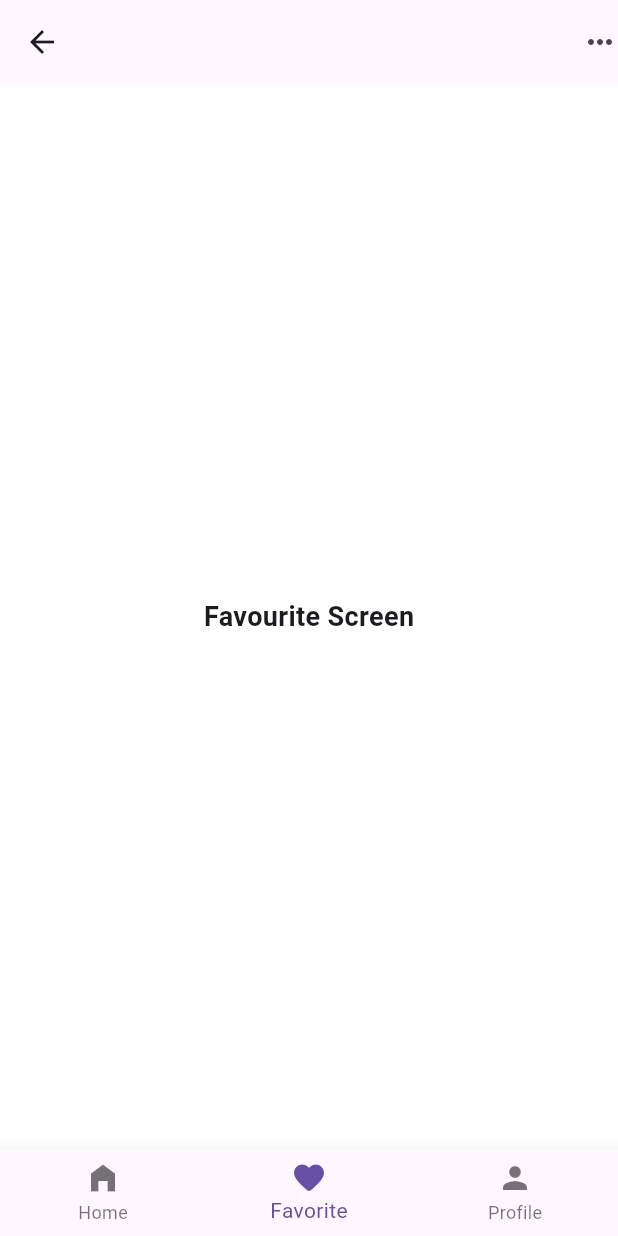
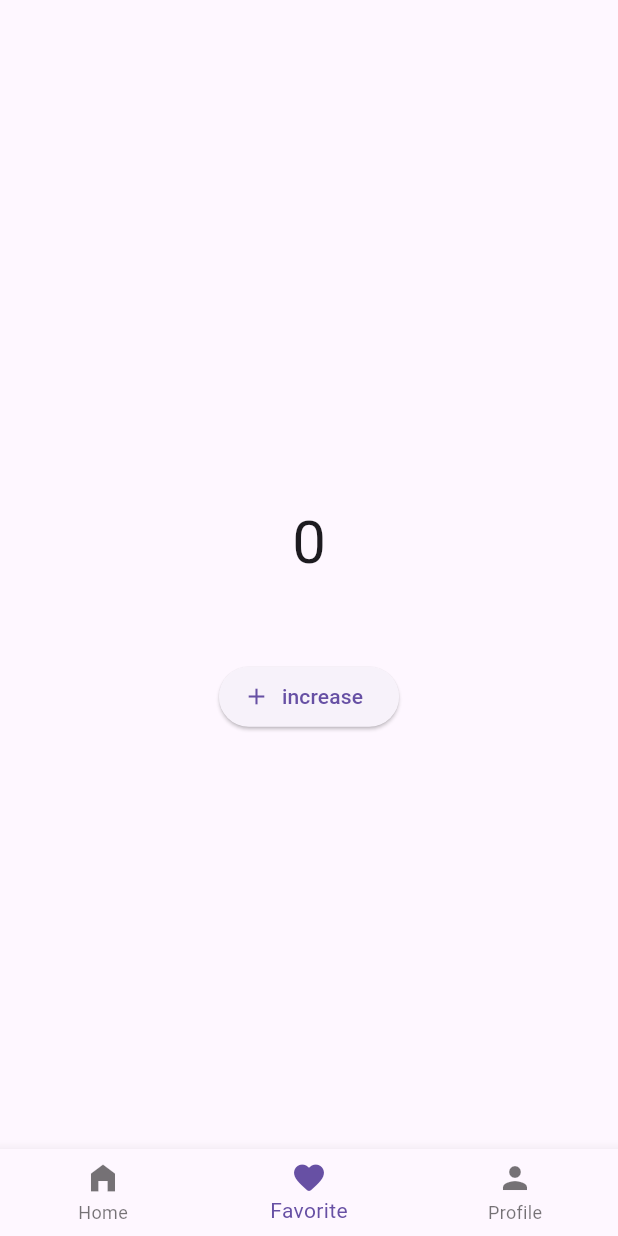
Before and after one commit to chimingo/state_app, a Flutter app: the screen it shows after launch, item 2 of the bottom bar chosen, on a phone screen of 412 x 824 dp. Run offline on Flutter 3.47's test engine with Material 2 defaults, Android fonts, the phone set to English and light mode, and no system bars; our stand-ins replace gap.

Commit message:
my favorite

```diff
--- a/lib/main.dart
+++ b/lib/main.dart
@@ -1,4 +1,6 @@
 import 'package:flutter/material.dart';
+import 'package:provider/provider.dart';
+import 'package:state_app/providers/counter.dart';
 import 'package:state_app/screens/home_screen.dart';
 
 void main() {
@@ -11,7 +13,11 @@ class MyApp extends StatelessWidget {
   // This widget is the root of your application.
   @override
   Widget build(BuildContext context) {
-    return MaterialApp(
+    return MultiProvider(
+      providers:[
+        ChangeNotifierProvider(create: (_)=>Couter())
+      ],
+      child: MaterialApp(
         debugShowCheckedModeBanner: false,
         title: 'Flutter Demo',
         theme: ThemeData(
@@ -19,6 +25,7 @@ class MyApp extends StatelessWidget {
           primarySwatch: Colors.blue,
         ),
         home: const HomePage(""),
+      ),
     );
   }
 }
--- /dev/null
+++ b/lib/providers/counter.dart
@@ -0,0 +1,11 @@
+import 'package:flutter/material.dart';
+
+class Couter with ChangeNotifier{
+int num = 0;
+int get number=>num;
+increment(){
+  num ++;
+  notifyListeners();
+  // print("num");
+}
+}
--- a/lib/screens/home_screen.dart
+++ b/lib/screens/home_screen.dart
@@ -28,11 +28,12 @@ class _HomePageState extends State<HomePage> {
   @override
   Widget build(BuildContext context) {
     return Scaffold(
-      backgroundColor: Colors.white,
+      // backgroundColor: Colors.blueAccent,
       appBar: AppBar(
-        actions: const [Icon(Icons.more_horiz)],
+        // backgroundColor: Colors.blueAccent,
+        // actions: const [Icon(Icons.more_horiz)],
         // title: _appBarOption[_selectedIndex],
-        leading: const Icon(Icons.arrow_back),
+        //  leading: const Icon(Icons.arrow_back),
         centerTitle: true,
         // title: _appBarOption.elementAt(_selectedIndex),
         elevation: 0,
--- a/lib/widget/favourite_widget.dart
+++ b/lib/widget/favourite_widget.dart
@@ -1,4 +1,8 @@
+
 import 'package:flutter/material.dart';
+import 'package:gap/gap.dart';
+import 'package:provider/provider.dart';
+import 'package:state_app/providers/counter.dart';
 
 
 class FavouriteWidget extends StatefulWidget {
@@ -9,10 +13,28 @@ class FavouriteWidget extends StatefulWidget {
 }
 
 class _FavouriteWidgetState extends State<FavouriteWidget> {
+  int num = 0;
   @override
   Widget build(BuildContext context) {
-     return const SafeArea(
+     return SafeArea(
       child: Center(
-        child: Text("Favourite Screen",style: TextStyle(fontSize: 18,fontWeight: FontWeight.bold),)),);
+        child: Column(
+          mainAxisAlignment: MainAxisAlignment.center,
+          children: [
+             Text(context.watch<Couter>().number.toString(),style: const TextStyle(fontSize: 40.0),),
+            const Gap(50),
+            ElevatedButton.icon(
+              onPressed: (){
+                context.read<Couter>().increment();
+                // setState((() => num = num+2));
+                // setState(() {
+                //   num = num+2;
+                // });
+              }, icon:const Icon(Icons.add),
+              label:const Text("increase"))
+          ],
+          ),
+     ));
+
   }
 }
--- a/pubspec.yaml
+++ b/pubspec.yaml
@@ -36,6 +36,8 @@ dependencies:
   # The following adds the Cupertino Icons font to your application.
   # Use with the CupertinoIcons class for iOS style icons.
   cupertino_icons: ^1.0.2
+  provider: ^6.0.4
+  gap: ^2.0.0
 
 dev_dependencies:
   flutter_test:
```
Also changed, not shown: lib/widget/profile_widget.dart (+16 -5 lines), pubspec.lock. Lines whose indentation alone changed are shown as unchanged.
